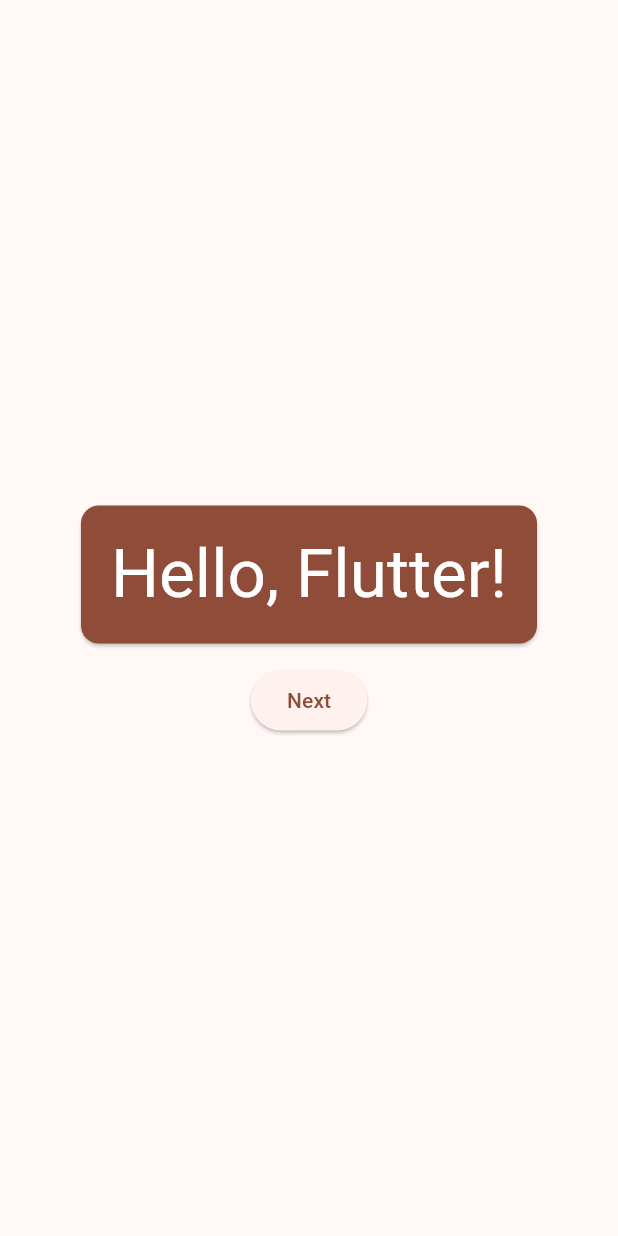
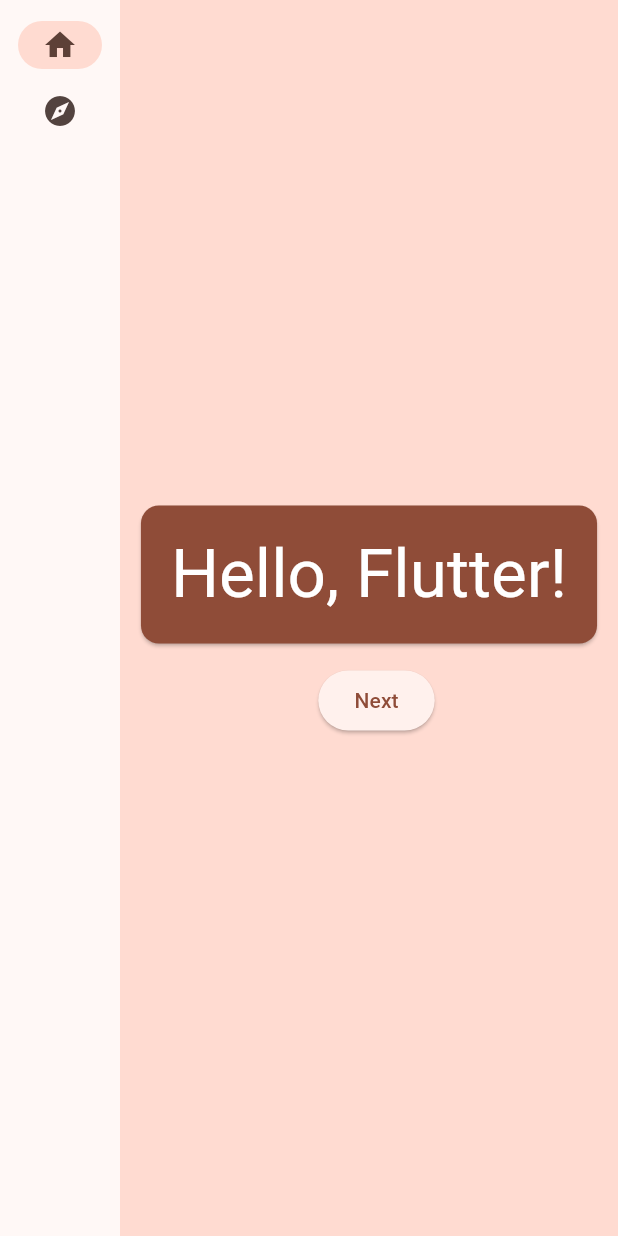
Before and after one commit to wreckinaj/flutter_application_1, a Flutter app: the screen it shows after launch, on a phone screen of 412 x 824 dp. Run offline on Flutter 3.47's test engine with Material 3 defaults, Android fonts, the phone set to English and light mode, and no system bars.

```diff
--- a/lib/main.dart
+++ b/lib/main.dart
@@ -33,19 +33,82 @@ class MyAppState extends ChangeNotifier {
   }
 }
 
-class MyHomePage extends StatelessWidget {
+class MyHomePage extends StatefulWidget {
+  @override
+  State<MyHomePage> createState() => _MyHomePageState();
+}
+
+class _MyHomePageState extends State<MyHomePage> {
+  var selectedIndex = 0;
+  @override
+  Widget build(BuildContext context) {
+    Widget page;
+    switch (selectedIndex) {
+      case 0:
+        page = GeneratorPage();
+        break;
+      case 1:
+        page = AboutPage();
+        break;
+      default:
+        throw UnimplementedError('no widget for $selectedIndex');
+    }
+    return LayoutBuilder(
+      builder: (context, constraints) {
+        return Scaffold(
+          body: Row(
+            children: [
+              SafeArea(
+                child: NavigationRail(
+                  extended: constraints.maxWidth >= 600,
+                  destinations: [
+                    NavigationRailDestination(
+                      icon: Icon(Icons.home),
+                      label: Text('Home'),
+                    ),
+                    NavigationRailDestination(
+                      icon: Icon(Icons.explore),
+                      label: Text('Explore'),
+                    ),
+                  ],
+                  selectedIndex: selectedIndex,
+                  onDestinationSelected: (value) {
+                    setState(() {
+                      selectedIndex = value;
+                    });
+                  },
+                ),
+              ),
+              Expanded(
+                child: Container(
+                  color: Theme.of(context).colorScheme.primaryContainer,
+                  child: page,
+                ),
+              ),
+            ],
+          ),
+        );
+      }
+    );
+  }
+}
+
+class GeneratorPage extends StatelessWidget {
   @override
   Widget build(BuildContext context) {
     var appState = context.watch<MyAppState>();
     var message = appState.displayText;
 
-    return Scaffold(
-      body: Center(
+    return Center(
       child: Column(
         mainAxisAlignment: MainAxisAlignment.center,
         children: [
           BigCard(message: message),
           SizedBox(height: 10),
+          Row(
+            mainAxisSize: MainAxisSize.min,
+            children: [
+              SizedBox(width: 10),
               ElevatedButton(
                 onPressed: () {
                   appState.changeText();
@@ -54,7 +117,31 @@ class MyHomePage extends StatelessWidget {
               ),
             ],
           ),
+        ],
       ),
+    );
+  }
+}
+
+class AboutPage extends StatelessWidget {
+  @override
+  Widget build(BuildContext context) {
+    //var appState = context.watch<MyAppState>();
+    var message = "Hello from Anthony Silva, a third-year CS and Math major at Oregon State University!";
+
+    return Center(
+      child: Column(
+        children: [
+          BigCard(message: message),
+          SizedBox(height: 10),
+          Row(
+            mainAxisSize: MainAxisSize.min,
+            children: [
+              SizedBox(width: 10),
+            ],
+          ),
+        ],
+      )
     );
   }
 }
```
Lines whose indentation alone changed are shown as unchanged.
